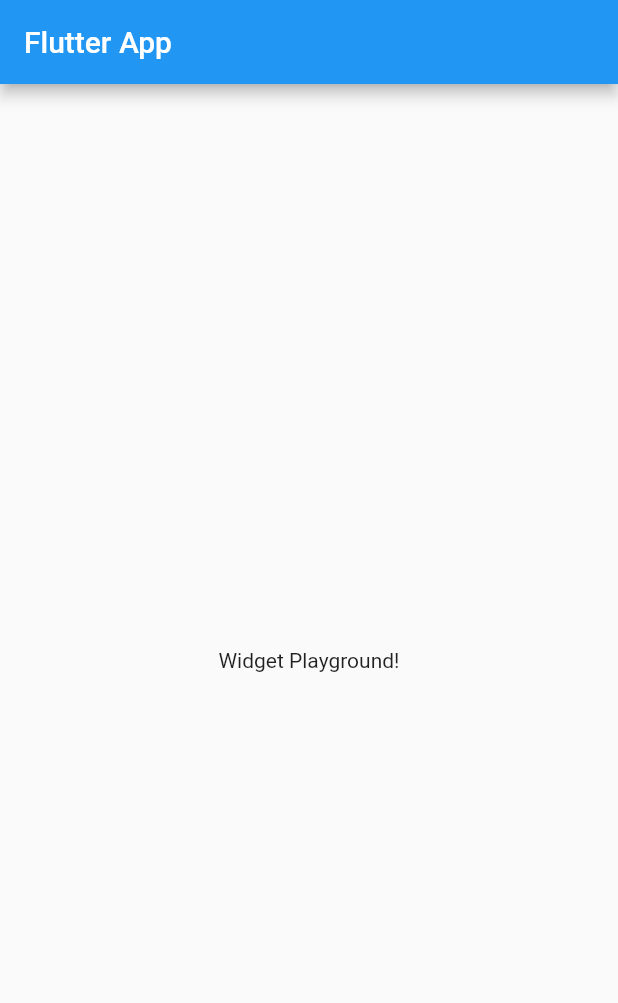
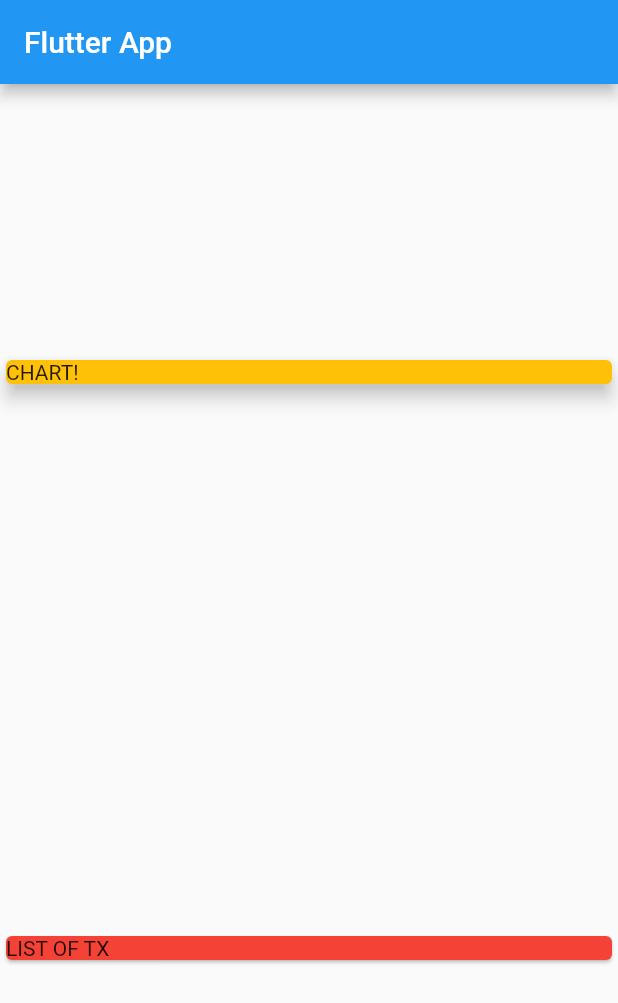
Before and after one commit to shedition/flutterbudgetapp, a Flutter app: the screen it shows after launch, on a phone screen of 412 x 824 dp. Shown: the top 1003 px of the screen. Run offline on Flutter 3.47's test engine with Material 2 defaults, Android fonts, the phone set to English and light mode, and no system bars.

Commit message:
third commit double.infinity width and card within Container in Column layout

```diff
--- a/lib/main.dart
+++ b/lib/main.dart
@@ -1,5 +1,3 @@
-import 'dart:html';
-
 import 'package:flutter/material.dart';
 
 //equivalent code:
@@ -26,8 +24,23 @@ class MyHomePage extends StatelessWidget {
       appBar: AppBar(
         title: Text('Flutter App'),
       ),
-      body: Center(
-        child: Text('Widget Playground!'),
+      body: Column(
+        mainAxisAlignment: MainAxisAlignment.spaceAround,
+        crossAxisAlignment: CrossAxisAlignment.stretch,
+        children: <Widget>[
+          Container(
+            width: double.infinity,
+            child: Card(
+              color: Colors.amber,
+              child: Text('CHART!'),
+              elevation: 5,
+            ),
+          ),
+          Card(
+            color: Colors.red,
+            child: Text('LIST OF TX'),
+          ),
+        ],
       ),
     );
   }
```
